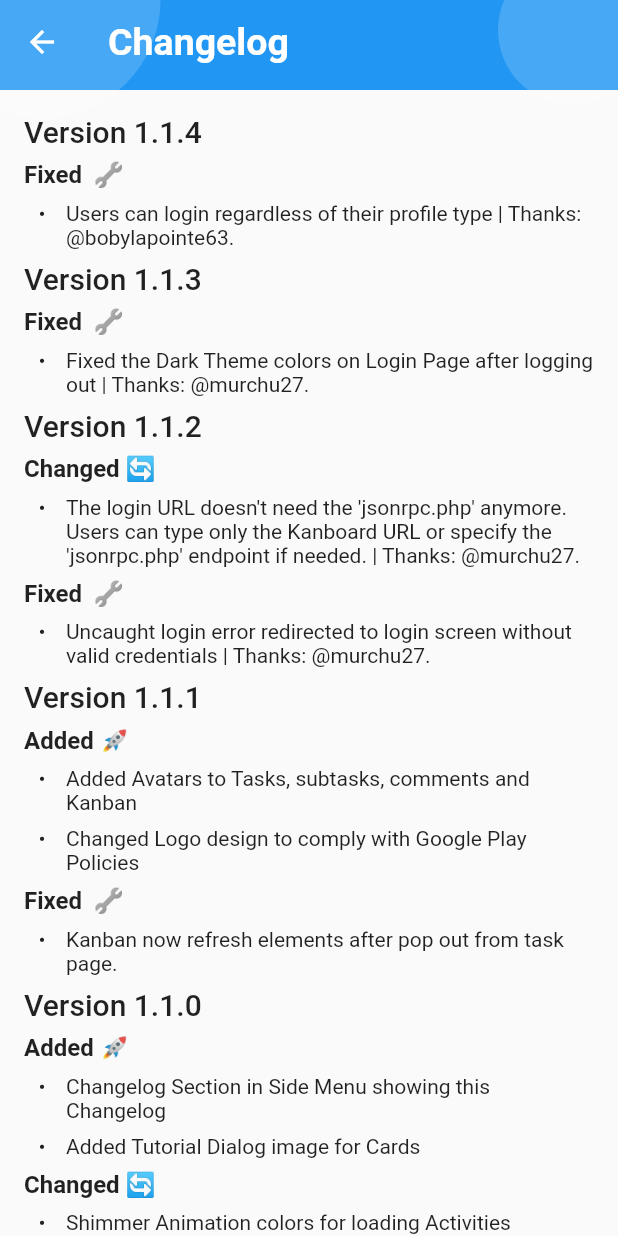
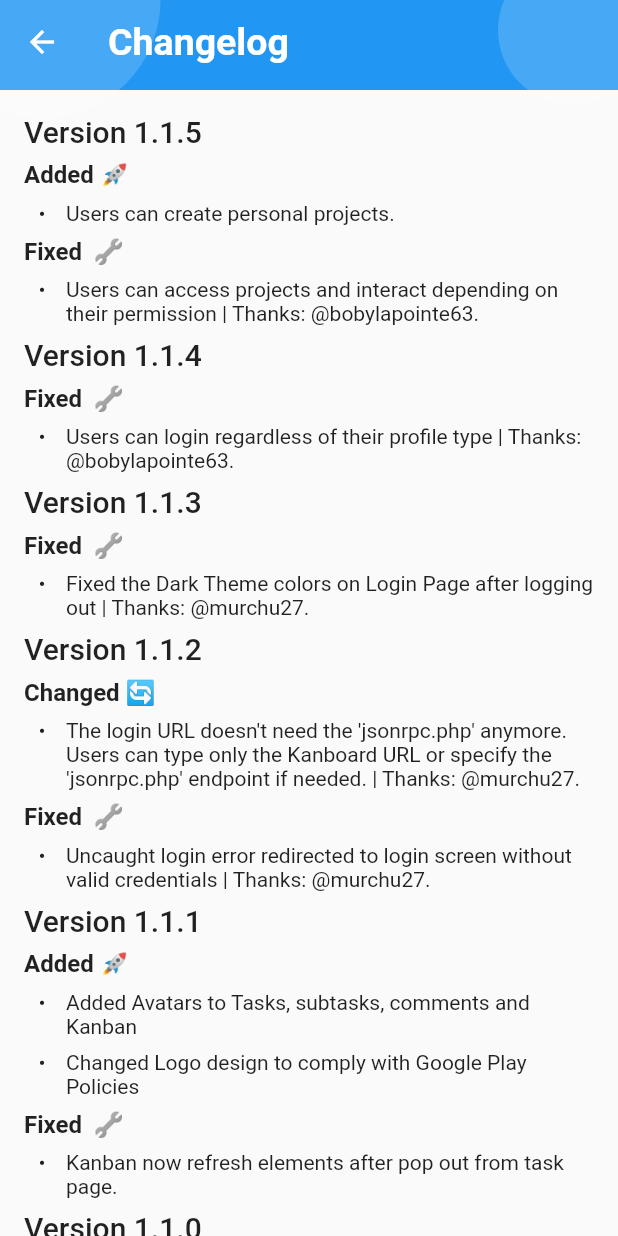
Before and after one commit to Jeoxs/khanos, a Flutter app: the ChangelogPage screen opened by its route, on a phone screen of 412 x 824 dp. Run offline on Flutter 3.47's test engine with Material 2 defaults, Android fonts, the phone set to English and light mode, and no system bars; our stand-ins replace flutter_dash, flutter_datetime_picker, flutter_markdown, flutter_slidable, gradient_app_bar, package_info_plus and 3 more; missing offline and left inert: boardview, flutter_material_color_picker; accounts and stored records are empty; statements that could not run were skipped.

Commit message:
Bumping version number

```diff
--- a/lib/src/pages/about_page.dart
+++ b/lib/src/pages/about_page.dart
@@ -38,7 +38,7 @@ _showAboutInfo(BuildContext context) {
                 ),
                 SizedBox(height: 15),
                 Text(
-                  'Version: 1.1.4',
+                  'Version: 1.1.5',
                   style: TextStyle(
                       fontSize: 17,
                       fontWeight: FontWeight.w400,
--- a/lib/src/pages/changelog.dart
+++ b/lib/src/pages/changelog.dart
@@ -14,6 +14,13 @@ class ChangelogPage extends StatelessWidget {
 
   _showChangelog() {
     final String changelog = """
+## Version 1.1.5
+### **Added** 🚀
+- Users can create personal projects.
+
+### **Fixed**  🔧
+- Users can access projects and interact depending on their permission | Thanks: @bobylapointe63.
+
 ## Version 1.1.4
 ### **Fixed**  🔧
 - Users can login regardless of their profile type | Thanks: @bobylapointe63.
--- a/lib/src/utils/utils.dart
+++ b/lib/src/utils/utils.dart
@@ -38,7 +38,7 @@ void showChangelog(BuildContext context) {
           scrollable: true,
           title: Text('Welcome!'),
           content: Text(
-              'Welcome to version 1.1.4! You can see what\'s new in the Changelog Section.'),
+              'Welcome to version 1.1.5! You can see what\'s new in the Changelog Section.'),
           actions: <Widget>[
             TextButton(
                 child: Text('View Changes'),
--- a/pubspec.yaml
+++ b/pubspec.yaml
@@ -15,7 +15,7 @@ publish_to: 'none' # Remove this line if you wish to publish to pub.dev
 # In iOS, build-name is used as CFBundleShortVersionString while build-number used as CFBundleVersion.
 # Read more about iOS versioning at
 # https://developer.apple.com/library/archive/documentation/General/Reference/InfoPlistKeyReference/Articles/CoreFoundationKeys.html
-version: 1.1.4+31
+version: 1.1.5+32
 
 environment:
   sdk: ">=2.7.0 <3.0.0"
```
Also changed, not shown: 2 other files.
